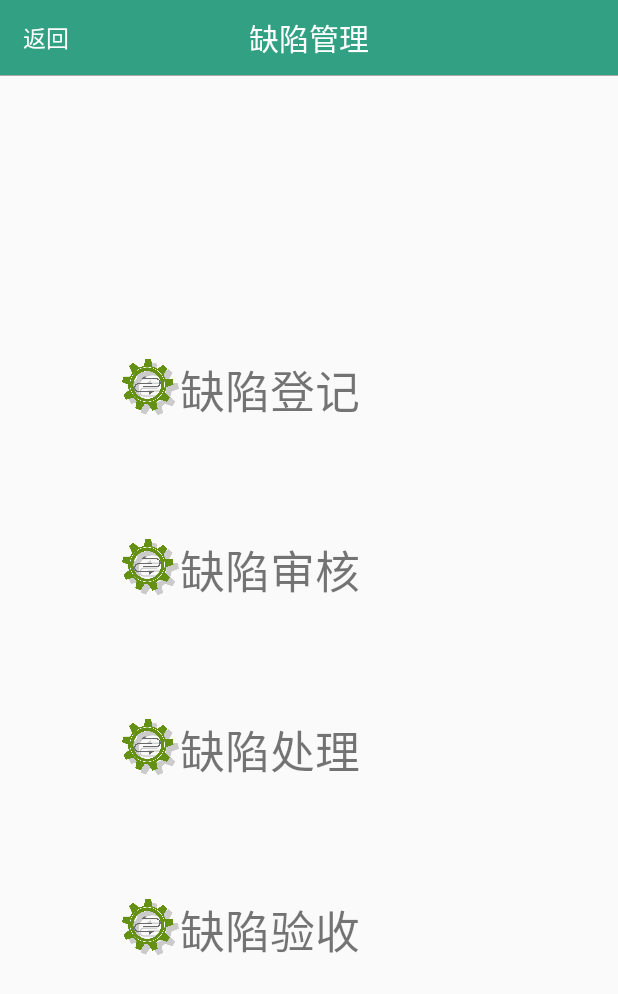
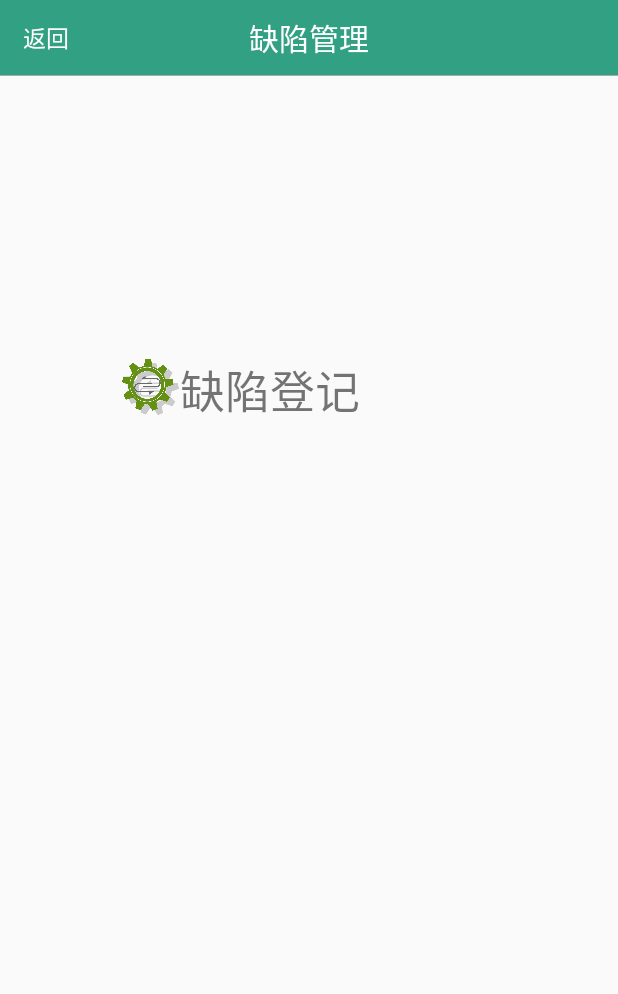
Before and after one commit to liu438767144/smartInspection, an Android app: the DefectManagementActivity screen opened directly, with no data from a screen before it, on a phone screen of 412 x 824 dp. Shown: the top 994 px of the screen. Run offline under Robolectric (Android 15) with nearby library versions, the phone set to English and light mode, and no system bars; our stand-ins replace ButterKnife.

Commit message:
界面修改

```diff
--- a/app/src/main/AndroidManifest.xml
+++ b/app/src/main/AndroidManifest.xml
@@ -119,11 +119,13 @@
             android:windowSoftInputMode="stateAlwaysHidden|adjustPan" />
         <activity android:name=".activity.WorkingHelpActivity" />
         <activity android:name=".activity.FullTourActivity" />
-        <activity android:name=".activity.FullInspectActivity" />
+        <activity android:name=".activity.FullInspectActivity"
+            android:windowSoftInputMode="adjustUnspecified|stateHidden"/>
         <activity android:name=".activity.DefectManagementActivity" />
         <activity
             android:name=".activity.DefectRegistrationActivity"
             android:configChanges="orientation|keyboardHidden"
+            android:screenOrientation="portrait"
             android:windowSoftInputMode="adjustUnspecified|stateHidden" />
         <activity android:name=".activity.DefectReviewActivity" />
         <activity android:name=".activity.KnowledgeCenterActivity" />
--- a/app/src/main/res/layout/activity_defect_management.xml
+++ b/app/src/main/res/layout/activity_defect_management.xml
@@ -20,10 +20,11 @@
         android:layout_height="match_parent">
 
         <LinearLayout
+            android:layout_width="wrap_content"
+            android:layout_height="wrap_content"
+            android:layout_alignParentStart="true"
             android:layout_centerVertical="true"
-            android:orientation="vertical"
-            android:layout_width="wrap_content"
-            android:layout_height="wrap_content">
+            android:orientation="vertical">
 
             <LinearLayout
                 android:id="@+id/defect_registration"
@@ -35,7 +36,7 @@
                     android:layout_width="40dp"
                     android:layout_height="40dp"
                     android:layout_marginLeft="80dp"
-                    android:src="@drawable/yun_wei"/>
+                    android:src="@drawable/yun_wei" />
 
                 <TextView
                     android:layout_width="wrap_content"
@@ -47,62 +48,71 @@
 
             <LinearLayout
                 android:id="@+id/defect_review"
+                android:layout_width="wrap_content"
+                android:layout_height="wrap_content"
+                android:layout_below="@id/defect_registration"
                 android:layout_marginTop="80dp"
-                android:layout_below="@id/defect_registration"
                 android:orientation="horizontal"
-                android:layout_width="wrap_content"
-                android:layout_height="wrap_content">
+                android:visibility="invisible">
+
                 <ImageView
-                    android:layout_marginLeft="80dp"
                     android:layout_width="40dp"
                     android:layout_height="40dp"
-                    android:src="@drawable/yun_wei"/>
+                    android:layout_marginLeft="80dp"
+                    android:src="@drawable/yun_wei" />
+
                 <TextView
-                    android:textSize="30sp"
+                    android:layout_width="wrap_content"
+                    android:layout_height="match_parent"
                     android:gravity="center_vertical"
                     android:text="缺陷审核"
-                    android:layout_width="wrap_content"
-                    android:layout_height="match_parent" />
+                    android:textSize="30sp" />
             </LinearLayout>
 
             <LinearLayout
                 android:id="@+id/defect_treatment"
+                android:layout_width="wrap_content"
+                android:layout_height="wrap_content"
+                android:layout_below="@id/defect_review"
                 android:layout_marginTop="80dp"
-                android:layout_below="@id/defect_review"
                 android:orientation="horizontal"
-                android:layout_width="wrap_content"
-                android:layout_height="wrap_content">
+                android:visibility="invisible">
+
                 <ImageView
-                    android:layout_marginLeft="80dp"
                     android:layout_width="40dp"
                     android:layout_height="40dp"
-                    android:src="@drawable/yun_wei"/>
+                    android:layout_marginLeft="80dp"
+                    android:src="@drawable/yun_wei" />
+
                 <TextView
-                    android:textSize="30sp"
+                    android:layout_width="wrap_content"
+                    android:layout_height="match_parent"
                     android:gravity="center_vertical"
                     android:text="缺陷处理"
-                    android:layout_width="wrap_content"
-                    android:layout_height="match_parent" />
+                    android:textSize="30sp" />
             </LinearLayout>
 
             <LinearLayout
                 android:id="@+id/defective_acceptance"
+                android:layout_width="wrap_content"
+                android:layout_height="wrap_content"
+                android:layout_below="@id/defect_review"
                 android:layout_marginTop="80dp"
-                android:layout_below="@id/defect_review"
                 android:orientation="horizontal"
-                android:layout_width="wrap_content"
-                android:layout_height="wrap_content">
+                android:visibility="invisible">
+
                 <ImageView
-                    android:layout_marginLeft="80dp"
                     android:layout_width="40dp"
                     android:layout_height="40dp"
-                    android:src="@drawable/yun_wei"/>
+                    android:layout_marginLeft="80dp"
+                    android:src="@drawable/yun_wei" />
+
                 <TextView
-                    android:textSize="30sp"
+                    android:layout_width="wrap_content"
+                    android:layout_height="match_parent"
                     android:gravity="center_vertical"
                     android:text="缺陷验收"
-                    android:layout_width="wrap_content"
-                    android:layout_height="match_parent" />
+                    android:textSize="30sp" />
             </LinearLayout>
 
         </LinearLayout>
--- a/app/src/main/res/layout/activity_login.xml
+++ b/app/src/main/res/layout/activity_login.xml
@@ -49,7 +49,6 @@
     <LinearLayout
         android:layout_width="match_parent"
         android:layout_height="67dp"
-        android:layout_marginTop="40dp"
         android:background="@color/white"
         android:gravity="center_vertical"
         android:orientation="horizontal"
--- a/app/src/main/res/layout/item_full_tour.xml
+++ b/app/src/main/res/layout/item_full_tour.xml
@@ -6,6 +6,7 @@
 
     <TextView
         android:id="@+id/tv_content"
+        android:text="任务内容"
         android:layout_width="wrap_content"
         android:layout_height="wrap_content"
         android:textSize="@dimen/full_inspect_activity_li" />
@@ -55,18 +56,19 @@
             <!--android:layout_width="wrap_content"-->
             <!--android:layout_height="wrap_content"/>-->
     </RadioGroup>
+
     <LinearLayout
         android:layout_marginRight="20dp"
         android:id="@+id/ll_degree"
         android:orientation="horizontal"
-        android:layout_width="wrap_content"
+        android:layout_width="match_parent"
         android:layout_height="wrap_content">
         <TextView
             android:textSize="@dimen/full_inspect_activity_li"
             android:gravity="right"
             android:layout_marginLeft="10dp"
             android:id="@+id/tv_degree"
-            android:layout_width="120dp"
+            android:layout_width="wrap_content"
             android:layout_height="wrap_content" />
         <com.whut.smartinspection.widgets.ExtendedEditText
             android:textSize="@dimen/full_inspect_activity_li"
--- a/app/src/main/res/layout/item_sluice.xml
+++ b/app/src/main/res/layout/item_sluice.xml
@@ -29,7 +29,7 @@
                 android:layout_height="wrap_content"
                 android:text="√"
                 android:textColor="#76EE00"
-                android:textSize="20sp"/>
+                android:textSize="30sp"/>
 
             <RadioButton
                 android:id="@+id/rb_false"
@@ -38,7 +38,7 @@
                 android:layout_height="wrap_content"
                 android:text="×"
                 android:textColor="#CD0000"
-                android:textSize="20sp"/>
+                android:textSize="30sp"/>
         </RadioGroup>
 
         <LinearLayout
--- a/app/src/main/res/values/dimen.xml
+++ b/app/src/main/res/values/dimen.xml
@@ -2,7 +2,7 @@
 <resources>
     <dimen name="rigth_tv_size">15sp</dimen>
 
-    <dimen name="full_inspect_activity_li">12dp</dimen>
+    <dimen name="full_inspect_activity_li">20sp</dimen>
 
-    <dimen name="full_inspect_activity_radioBtn">20dp</dimen>
+    <dimen name="full_inspect_activity_radioBtn">30sp</dimen>
 </resources>
```
Also changed, not shown: app/src/main/res/layout-large/activity_full_inspect.xml (deleted, +0 -139 lines), app/src/main/res/layout-large/item_full_tour.xml (deleted, +0 -82 lines), app/src/main/res/layout/activity_full_inspect.xml (+25 -25 lines), 4 other files.
